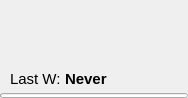
First picture: the form in MediaManager/src/QtClasses/UI/Form Files/NotificationDialog.ui, repository PaunescuAndrei/MediaManager, before the edit.
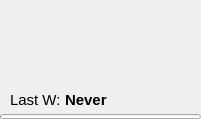
Second picture: the form after the edit. Custom widgets are drawn as their Qt base class.

Commit message: added bpm info in notification,finish,nextchoice dialogs

```diff
--- a/MediaManager/src/QtClasses/UI/Form Files/NotificationDialog.ui
+++ b/MediaManager/src/QtClasses/UI/Form Files/NotificationDialog.ui
@@ -6,8 +6,8 @@
    <rect>
     <x>0</x>
     <y>0</y>
-    <width>188</width>
-    <height>98</height>
+    <width>201</width>
+    <height>119</height>
    </rect>
   </property>
   <property name="windowTitle">
@@ -142,6 +142,56 @@
               </property>
              </widget>
             </item>
+            <item>
+             <widget class="QWidget" name="bpmContainer" native="true">
+              <layout class="QHBoxLayout" name="bpmLayout">
+               <property name="spacing">
+                <number>0</number>
+               </property>
+               <property name="leftMargin">
+                <number>0</number>
+               </property>
+               <property name="topMargin">
+                <number>0</number>
+               </property>
+               <property name="rightMargin">
+                <number>0</number>
+               </property>
+               <property name="bottomMargin">
+                <number>0</number>
+               </property>
+               <item>
+                <widget class="QLabel" name="bpmLabel">
+                 <property name="font">
+                  <font>
+                   <pointsize>12</pointsize>
+                   <bold>true</bold>
+                  </font>
+                 </property>
+                 <property name="text">
+                  <string/>
+                 </property>
+                 <property name="alignment">
+                  <set>Qt::AlignmentFlag::AlignLeading|Qt::AlignmentFlag::AlignLeft|Qt::AlignmentFlag::AlignVCenter</set>
+                 </property>
+                </widget>
+               </item>
+               <item>
+                <spacer name="horizontalSpacer_bpm">
+                 <property name="orientation">
+                  <enum>Qt::Orientation::Horizontal</enum>
+                 </property>
+                 <property name="sizeHint" stdset="0">
+                  <size>
+                   <width>40</width>
+                   <height>20</height>
+                  </size>
+                 </property>
+                </spacer>
+               </item>
+              </layout>
+             </widget>
+            </item>
             <item>
              <widget class="QWidget" name="statsWidget" native="true">
               <layout class="QHBoxLayout" name="statsLayout" stretch="0,0,2,0,1">
```
Left out of the diff: 4 changed lines with no effect on the pictures. The commit also changes 5 other files.
